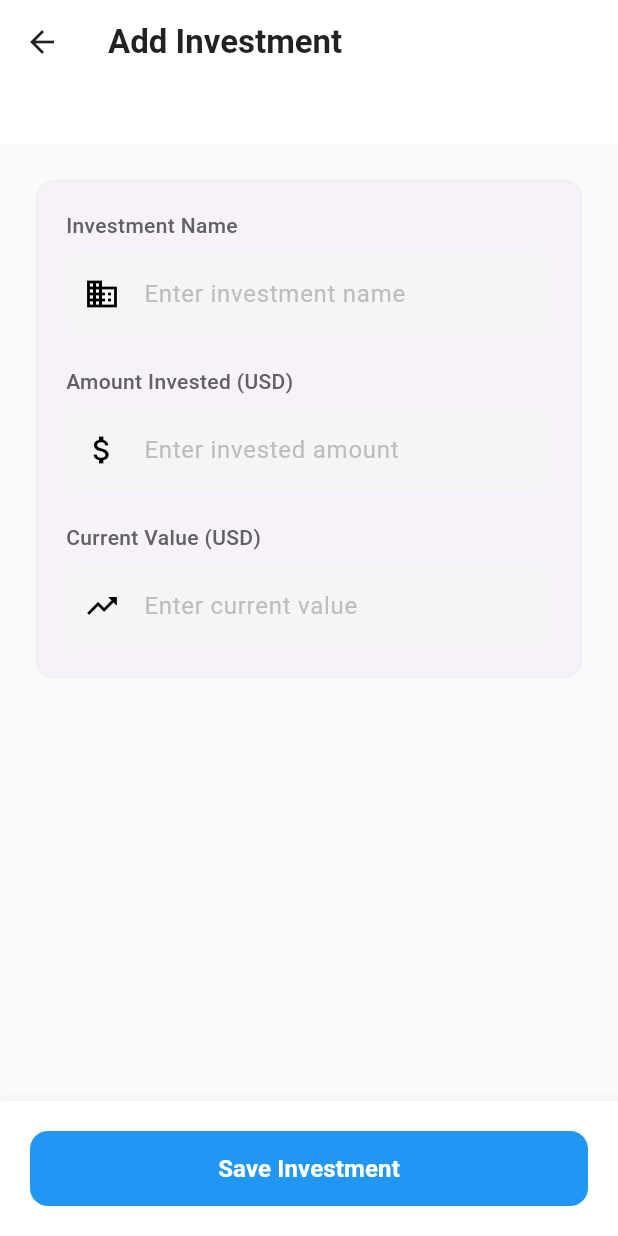
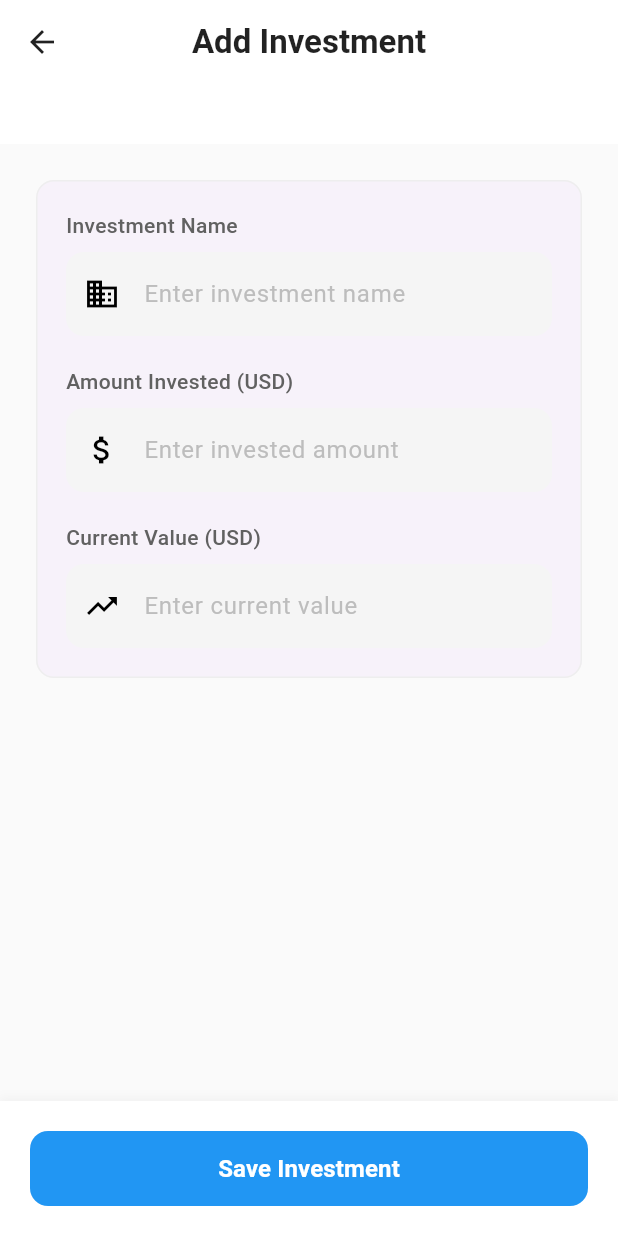
Before and after one commit to ayush19sinha/Portfolio_App, a Flutter app: the screen it shows after launch, after a tap on the "add" icon, on a phone screen of 412 x 824 dp. Run offline on Flutter 3.47's test engine with Material 3 defaults, Android fonts, the phone set to English and light mode, and no system bars; our stand-ins replace fl_chart, shared_preferences.

Commit message:
Added Investment Details Screen and made some minor ui improvements.

```diff
--- a/lib/screens/add_investment_screen.dart
+++ b/lib/screens/add_investment_screen.dart
@@ -22,7 +22,7 @@ class _AddInvestmentScreenState extends State<AddInvestmentScreen> {
     return Scaffold(
       backgroundColor: Colors.grey[50],
       appBar: AppBar(
-        elevation: 0,
+        centerTitle: true,
         backgroundColor: Colors.white,
         title: const Text(
           'Add Investment',
--- a/lib/screens/home_screen.dart
+++ b/lib/screens/home_screen.dart
@@ -3,6 +3,7 @@ import 'package:provider/provider.dart';
 import 'package:fl_chart/fl_chart.dart';
 import '../providers/investment_provider.dart';
 import 'add_investment_screen.dart';
+import 'investment_details_screen.dart';
 
 class HomeScreen extends StatelessWidget {
   const HomeScreen({super.key});
@@ -12,7 +13,7 @@ class HomeScreen extends StatelessWidget {
     return Scaffold(
       backgroundColor: Colors.grey[50],
       appBar: AppBar(
-        elevation: 0,
+        centerTitle: true,
         backgroundColor: Colors.white,
         title: const Text(
           'MyPortfolio',
@@ -103,47 +104,18 @@ class HomeScreen extends StatelessWidget {
             child: Row(
               mainAxisAlignment: MainAxisAlignment.spaceBetween,
               children: [
-                Column(
-                  mainAxisSize: MainAxisSize.min,
-                  crossAxisAlignment: CrossAxisAlignment.end,
-                  children: [
                 const Text(
-                      'Total Investments',
+                  'Total Portfolio Value:',
                   style: TextStyle(
-                        color: Colors.grey,
-                        fontSize: 12,
+                    fontSize: 16,
                   ),
                 ),
-                    const SizedBox(height: 4),
-                    Text(
-                      provider.investments.length.toString(),
-                      style: const TextStyle(
-                        fontWeight: FontWeight.bold,
-                        fontSize: 18,
-                      ),
-                    ),
-                  ],
-                ),
-                Column(
-                  mainAxisSize: MainAxisSize.min,
-                  crossAxisAlignment: CrossAxisAlignment.start,
-                  children: [
-                    const Text(
-                      'Total Portfolio Value',
-                      style: TextStyle(
-                        color: Colors.grey,
-                        fontSize: 12,
-                      ),
-                    ),
-                    const SizedBox(height: 4),
                 Text(
                   '\$${provider.totalPortfolioValue.toStringAsFixed(2)}',
                   style: const TextStyle(
                     fontWeight: FontWeight.bold,
                     fontSize: 18,
                   ),
-                    ),
-                  ],
                 ),
               ],
             ),
@@ -209,7 +181,7 @@ class HomeScreen extends StatelessWidget {
             ),
             const SizedBox(height: 16),
             SizedBox(
-              height: 300,
+              height: 280,
               child: Row(
                 children: [
                   Expanded(
@@ -279,7 +251,13 @@ class HomeScreen extends StatelessWidget {
 
               return InkWell(
                 onTap: () {
-
+                  Navigator.push(
+                    context,
+                    MaterialPageRoute(
+                      builder: (context) =>
+                          InvestmentDetailsScreen(investment: investment),
+                    ),
+                  );
                 },
                 child: Padding(
                   padding: const EdgeInsets.symmetric(horizontal: 16, vertical: 12),
@@ -371,7 +349,7 @@ class HomeScreen extends StatelessWidget {
                     shape: BoxShape.circle,
                   ),
                 ),
-                const SizedBox(width: 8),
+                const SizedBox(width: 6),
                 Expanded(
                   child: Text(
                     '${investment.name} ($percentage%)',
@@ -398,7 +376,7 @@ class HomeScreen extends StatelessWidget {
         color: _getColor(index),
         value: investment.currentValue,
         title: '${percentage.toStringAsFixed(1)}%',
-        radius: 80,
+        radius: 60,
         titleStyle: const TextStyle(
           fontSize: 12,
           fontWeight: FontWeight.bold,
```
Also changed, not shown: lib/screens/investment_details_screen.dart (added, +220 -0 lines), 1 other file. Lines whose indentation alone changed are shown as unchanged.
